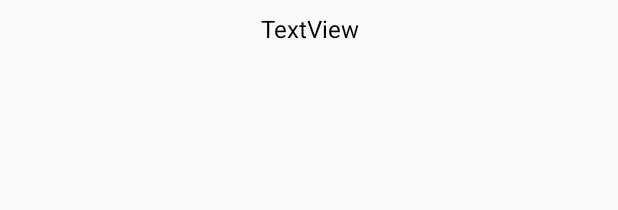
After one commit to darinzhou/drill, an Android app: the layout item_solitaire_help.xml on its own in the app's theme, with its tools: preview values and no code run, on a phone screen of 412 x 824 dp. The commit adds this screen. Shown: the top 210 px of the screen. Run offline under Robolectric (Android 15) with nearby library versions, the phone set to English and light mode, and no system bars.

Commit message:
implemented solitaire help

```diff
--- a/app/src/main/java/com/easysoftware/drill/ui/recognition/idiom/IdiomRecognitionActivity.java
+++ b/app/src/main/java/com/easysoftware/drill/ui/recognition/idiom/IdiomRecognitionActivity.java
@@ -6,7 +6,6 @@ import android.widget.ToggleButton;
 
 import com.easysoftware.drill.R;
 import com.easysoftware.drill.app.DrillApp;
-import com.easysoftware.drill.data.database.PoemDbHelper;
 import com.easysoftware.drill.ui.recognition.RecognitionBaseActivity;
 import com.easysoftware.drill.ui.util.HelpDlgFragment;
 
@@ -15,7 +14,7 @@ import java.util.List;
 
 import javax.inject.Inject;
 
-import static com.easysoftware.drill.util.Constants.TYPE.IDIOM;
+import static com.easysoftware.drill.util.Constants.HelpType.IDIOM;
 
 public class IdiomRecognitionActivity extends RecognitionBaseActivity {
 
--- a/app/src/main/java/com/easysoftware/drill/ui/recognition/poem5/Poem5RecognitionActivity.java
+++ b/app/src/main/java/com/easysoftware/drill/ui/recognition/poem5/Poem5RecognitionActivity.java
@@ -16,7 +16,7 @@ import java.util.List;
 
 import javax.inject.Inject;
 
-import static com.easysoftware.drill.util.Constants.TYPE.POEM;
+import static com.easysoftware.drill.util.Constants.HelpType.POEM;
 
 public class Poem5RecognitionActivity extends RecognitionBaseActivity {
 
--- a/app/src/main/java/com/easysoftware/drill/ui/recognition/poem7/Poem7RecognitionActivity.java
+++ b/app/src/main/java/com/easysoftware/drill/ui/recognition/poem7/Poem7RecognitionActivity.java
@@ -16,7 +16,7 @@ import java.util.List;
 
 import javax.inject.Inject;
 
-import static com.easysoftware.drill.util.Constants.TYPE.POEM;
+import static com.easysoftware.drill.util.Constants.HelpType.POEM;
 
 public class Poem7RecognitionActivity extends RecognitionBaseActivity {
 
--- a/app/src/main/java/com/easysoftware/drill/ui/solitaire/SolitaireBasePresenter.java
+++ b/app/src/main/java/com/easysoftware/drill/ui/solitaire/SolitaireBasePresenter.java
@@ -17,6 +17,7 @@ import io.reactivex.disposables.CompositeDisposable;
 
 @PerActivity
 public abstract class SolitaireBasePresenter implements SolitaireContract.Presenter {
+    public static final String SOLITAIRE_HELP_TITLE_FORMAT = "\n  【上句】%s\n  【可选答案】";
 
     protected SolitaireContract.View mView;
     protected CompositeDisposable mCompositeDisposable;
--- a/app/src/main/java/com/easysoftware/drill/ui/solitaire/SolitaireContract.java
+++ b/app/src/main/java/com/easysoftware/drill/ui/solitaire/SolitaireContract.java
@@ -9,6 +9,7 @@ public interface SolitaireContract {
         void notifyLastItemChanged();
         void displayNotificationForCorrectAnswer(int countCorrect, String text);
         void displayNotificationForWrongAnswer(int countCorrect, String text);
+        void displayItemDetails(List<String> texts);
         void displayHelp(List<String> texts);
         CFPairItemView getCFPairItemView(int position);
         void inputInitialKeyword();
--- a/app/src/main/java/com/easysoftware/drill/ui/solitaire/headandtail/idiom/IdiomSolitaireActivity.java
+++ b/app/src/main/java/com/easysoftware/drill/ui/solitaire/headandtail/idiom/IdiomSolitaireActivity.java
@@ -15,7 +15,7 @@ import java.util.List;
 
 import javax.inject.Inject;
 
-import static com.easysoftware.drill.util.Constants.TYPE.IDIOM;
+import static com.easysoftware.drill.util.Constants.HelpType.IDIOM;
 
 public class IdiomSolitaireActivity extends SolitaireBaseActivity {
 
@@ -61,7 +61,7 @@ public class IdiomSolitaireActivity extends SolitaireBaseActivity {
     }
 
     @Override
-    public void displayHelp(List<String> texts) {
+    public void displayItemDetails(List<String> texts) {
         HelpDlgFragment ihf  = HelpDlgFragment.newInstance(IDIOM, (ArrayList<String>) texts);
         ihf.show(getSupportFragmentManager(), "Idiom Help");
     }
--- a/app/src/main/java/com/easysoftware/drill/ui/solitaire/headandtail/poem/PoemSolitaireActivity.java
+++ b/app/src/main/java/com/easysoftware/drill/ui/solitaire/headandtail/poem/PoemSolitaireActivity.java
@@ -15,8 +15,7 @@ import java.util.List;
 
 import javax.inject.Inject;
 
-import static com.easysoftware.drill.util.Constants.TYPE.IDIOM;
-import static com.easysoftware.drill.util.Constants.TYPE.POEM;
+import static com.easysoftware.drill.util.Constants.HelpType.POEM;
 
 public class PoemSolitaireActivity extends SolitaireBaseActivity {
 
@@ -62,7 +61,7 @@ public class PoemSolitaireActivity extends SolitaireBaseActivity {
     }
 
     @Override
-    public void displayHelp(List<String> texts) {
+    public void displayItemDetails(List<String> texts) {
         HelpDlgFragment ihf  = HelpDlgFragment.newInstance(POEM, (ArrayList<String>) texts);
         ihf.show(getSupportFragmentManager(), "Idiom Help");
     }
--- a/app/src/main/java/com/easysoftware/drill/util/Constants.java
+++ b/app/src/main/java/com/easysoftware/drill/util/Constants.java
@@ -9,9 +9,10 @@ public class Constants {
 //        String TYPE = "IntentExtra.type";
     }
 
-    public interface TYPE {
+    public interface HelpType {
         int IDIOM = 0;
         int POEM = 1;
+        int SOLITAIRE = 2;
     }
 
     public interface Level {
@@ -21,7 +22,7 @@ public class Constants {
         int ADVANCED = 2;
     }
 
-    public interface Dimension {
+    public interface UI {
         int DLG_TITLE_HEIGHT = 48;      // dp
         int DLG_TITLE_LEFT_PADDING = 24;      // dp
         int DLG_TITLE_TEXT_SIZE = 24;   // sp
--- /dev/null
+++ b/app/src/main/res/layout/item_solitaire_help.xml
@@ -0,0 +1,12 @@
+<?xml version="1.0" encoding="utf-8"?>
+<TextView xmlns:android="http://schemas.android.com/apk/res/android"
+    android:id="@+id/tvSHItem"
+    android:layout_width="match_parent"
+    android:layout_height="wrap_content"
+    android:layout_marginLeft="16dp"
+    android:layout_marginTop="8dp"
+    android:layout_marginRight="16dp"
+    android:gravity="center_horizontal"
+    android:text="TextView"
+    android:textColor="#000000"
+    android:textSize="16sp" />
```
Also changed, not shown: app/src/main/java/com/easysoftware/drill/ui/solitaire/SolitaireBaseActivity.java (+13 -0 lines), app/src/main/java/com/easysoftware/drill/ui/solitaire/SolitaireWithKeywordBasePresenter.java (+4 -13 lines), app/src/main/java/com/easysoftware/drill/ui/solitaire/SolitaireWithKeywordHeadAndTailBasePresenter.java (+36 -3 lines), app/src/main/java/com/easysoftware/drill/ui/util/Utils.java (+5 -5 lines), app/src/main/res/layout/layout_solitaire_help.xml (added, +14 -0 lines).
